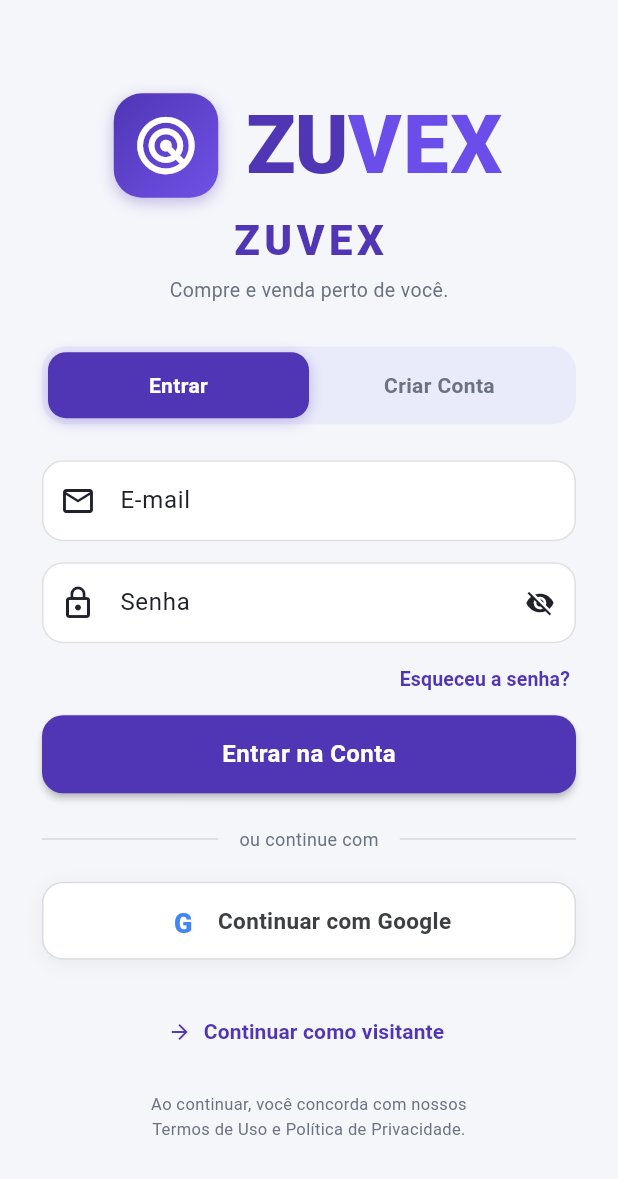
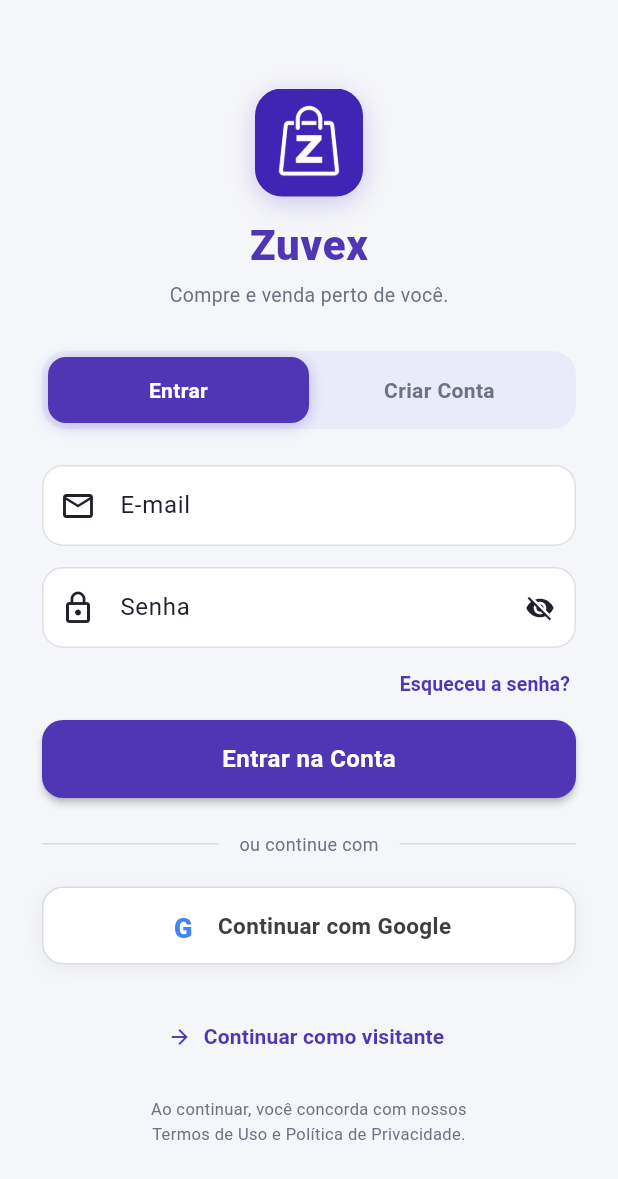
Before and after one commit to alefdias/ZUVEX, a Flutter app: the screen it shows after launch, on a phone screen of 412 x 824 dp. Shown: the top 1179 px of the screen. Run offline on Flutter 3.47's test engine with Material 3 defaults, Android fonts, the phone set to English and light mode, and no system bars; our stand-ins replace cached_network_image, cloud_firestore, firebase_auth, firebase_core, get, google_sign_in and 7 more; accounts and stored records are empty; generated files the repository leaves out were written again; Roboto replaces fonts that are missing (SF Pro Display).

Commit message:
fix: nome Zuvex minúsculo no celular, remover repetição de nome no login e configurar keystore SHA-1

```diff
--- a/lib/modules/auth/login_view.dart
+++ b/lib/modules/auth/login_view.dart
@@ -3,7 +3,6 @@ import 'package:get/get.dart';
 import '../../app/routes.dart';
 import '../../app/theme.dart';
 import '../../data/services/auth_service.dart';
-import '../../widgets/zuvex_logo.dart';
 
 /// Tela de Login e Cadastro do ZUVEX.
 /// Suporta:
@@ -354,16 +353,37 @@ class _LoginViewState extends State<LoginView> {
               child: Column(
                 mainAxisAlignment: MainAxisAlignment.center,
                 children: [
-                  // Logo ZUVEX
-                  const ZuvexLogo(fontSize: 54),
-                  const SizedBox(height: 8),
-                  Text(
-                    'ZUVEX',
+                  // Logo e Ícone ZUVEX
+                  Container(
+                    width: 72,
+                    height: 72,
+                    decoration: BoxDecoration(
+                      borderRadius: BorderRadius.circular(18),
+                      boxShadow: [
+                        BoxShadow(
+                          color: AppColors.primary.withValues(alpha: 0.25),
+                          blurRadius: 14,
+                          offset: const Offset(0, 4),
+                        ),
+                      ],
+                    ),
+                    clipBehavior: Clip.antiAlias,
+                    child: Image.asset(
+                      'assets/images/app_icon.png',
+                      errorBuilder: (_, __, ___) => Container(
+                        color: AppColors.primary,
+                        child: const Icon(Icons.shopping_bag_rounded, color: Colors.white, size: 36),
+                      ),
+                    ),
+                  ),
+                  const SizedBox(height: 12),
+                  const Text(
+                    'Zuvex',
                     style: TextStyle(
                       fontSize: 28,
                       fontWeight: FontWeight.w800,
                       color: AppColors.primary,
-                      letterSpacing: 3,
+                      letterSpacing: 0.5,
                     ),
                   ),
                   const SizedBox(height: 4),
```
Also changed, not shown: lib/data/services/auth_service.dart (+10 -1 lines), 4 other files.
